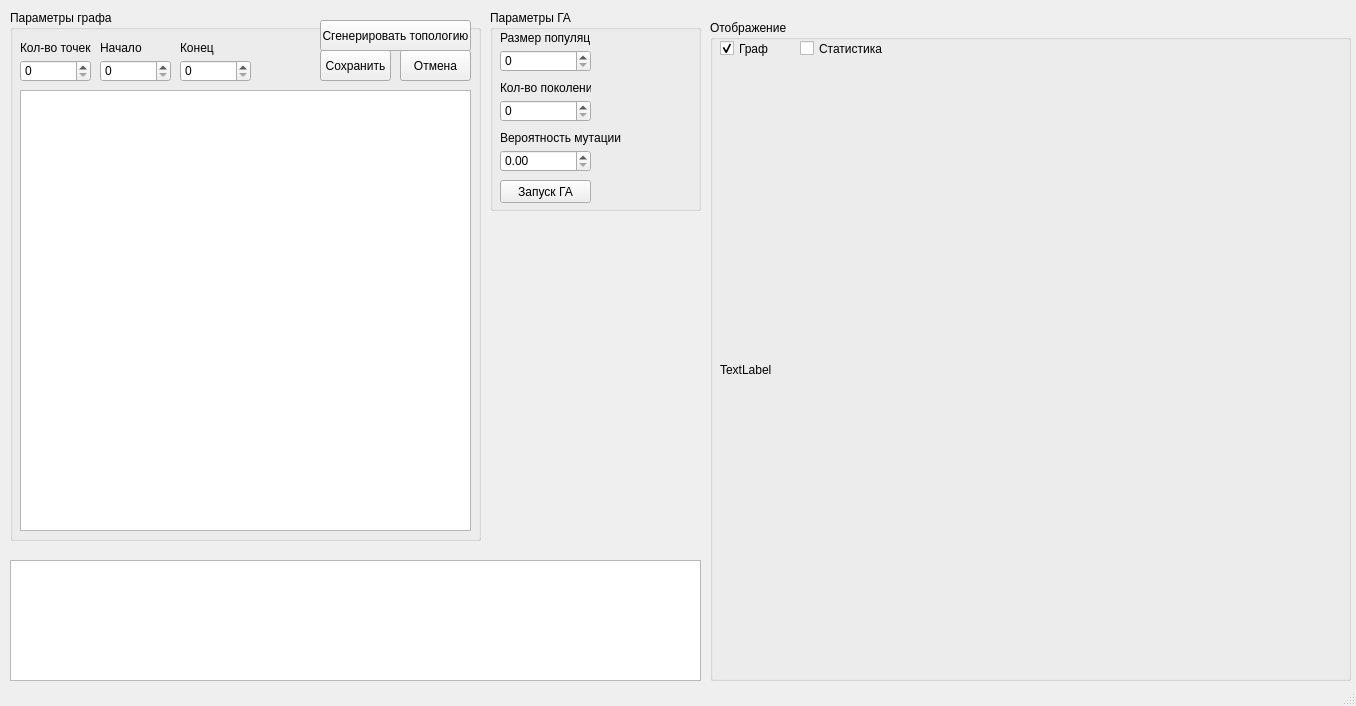
Old version of the form LW_1/Form.ui in the repository GongniR/DoIS.
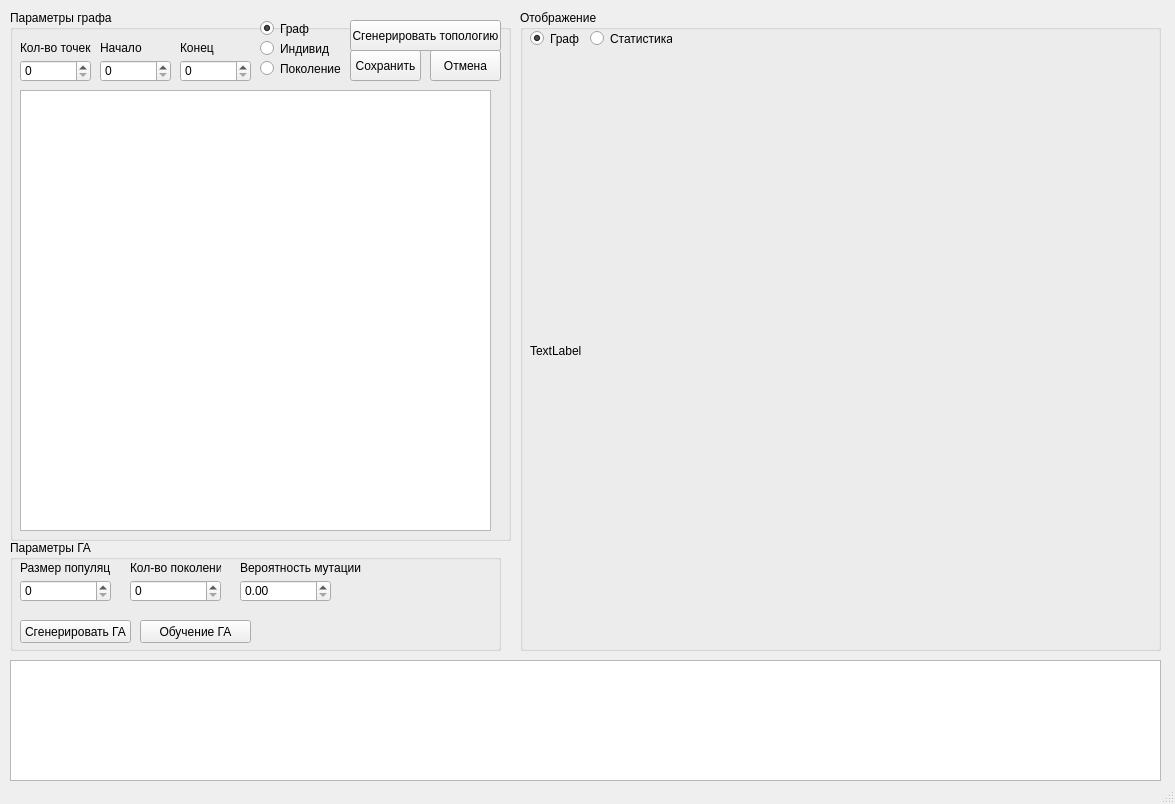
New version of the form.

Commit message: Добавлена таблица отображения инд

Patch:
```diff
--- a/LW_1/Form.ui
+++ b/LW_1/Form.ui
@@ -6,8 +6,8 @@
    <rect>
     <x>0</x>
     <y>0</y>
-    <width>1356</width>
-    <height>706</height>
+    <width>1175</width>
+    <height>804</height>
    </rect>
   </property>
   <property name="windowTitle">
@@ -17,10 +17,10 @@
    <widget class="QGroupBox" name="groupBox">
     <property name="geometry">
      <rect>
-      <x>490</x>
-      <y>10</y>
-      <width>211</width>
-      <height>201</height>
+      <x>10</x>
+      <y>540</y>
+      <width>491</width>
+      <height>111</height>
      </rect>
     </property>
     <property name="title">
@@ -55,8 +55,8 @@
     <widget class="QLabel" name="label_2">
      <property name="geometry">
       <rect>
-       <x>10</x>
-       <y>70</y>
+       <x>120</x>
+       <y>20</y>
        <width>91</width>
        <height>16</height>
       </rect>
@@ -68,8 +68,8 @@
     <widget class="QSpinBox" name="Count_General_spinBox">
      <property name="geometry">
       <rect>
-       <x>10</x>
-       <y>90</y>
+       <x>120</x>
+       <y>40</y>
        <width>91</width>
        <height>22</height>
       </rect>
@@ -81,8 +81,8 @@
     <widget class="QLabel" name="label_6">
      <property name="geometry">
       <rect>
-       <x>10</x>
-       <y>120</y>
+       <x>230</x>
+       <y>20</y>
        <width>121</width>
        <height>16</height>
       </rect>
@@ -94,8 +94,8 @@
     <widget class="QDoubleSpinBox" name="Mutantion_doubleSpinBox">
      <property name="geometry">
       <rect>
-       <x>10</x>
-       <y>140</y>
+       <x>230</x>
+       <y>40</y>
        <width>91</width>
        <height>22</height>
       </rect>
@@ -107,17 +107,30 @@
       <double>0.500000000000000</double>
      </property>
     </widget>
-    <widget class="QPushButton" name="Start_GA_pushButton">
+    <widget class="QPushButton" name="Train_GA_pushButton">
+     <property name="geometry">
+      <rect>
+       <x>130</x>
+       <y>80</y>
+       <width>111</width>
+       <height>23</height>
+      </rect>
+     </property>
+     <property name="text">
+      <string>Обучение ГА</string>
+     </property>
+    </widget>
+    <widget class="QPushButton" name="Create_GA_pushButton">
      <property name="geometry">
       <rect>
        <x>10</x>
-       <y>170</y>
-       <width>91</width>
+       <y>80</y>
+       <width>111</width>
        <height>23</height>
       </rect>
      </property>
      <property name="text">
-      <string>Запуск ГА</string>
+      <string>Сгенерировать ГА</string>
      </property>
     </widget>
    </widget>
@@ -126,7 +139,7 @@
      <rect>
       <x>10</x>
       <y>10</y>
-      <width>471</width>
+      <width>501</width>
       <height>531</height>
      </rect>
     </property>
@@ -162,7 +175,7 @@
     <widget class="QPushButton" name="Generate_graph_pushButton">
      <property name="geometry">
       <rect>
-       <x>310</x>
+       <x>340</x>
        <y>10</y>
        <width>151</width>
        <height>31</height>
@@ -175,7 +188,7 @@
     <widget class="QPushButton" name="Save_Graph_pushButton">
      <property name="geometry">
       <rect>
-       <x>310</x>
+       <x>340</x>
        <y>40</y>
        <width>71</width>
        <height>31</height>
@@ -242,7 +255,7 @@
       <rect>
        <x>10</x>
        <y>80</y>
-       <width>451</width>
+       <width>471</width>
        <height>441</height>
       </rect>
      </property>
@@ -250,7 +263,7 @@
     <widget class="QPushButton" name="Back_Graph_pushButton">
      <property name="geometry">
       <rect>
-       <x>390</x>
+       <x>420</x>
        <y>40</y>
        <width>71</width>
        <height>31</height>
@@ -260,24 +273,56 @@
       <string>Отмена</string>
      </property>
     </widget>
-   </widget>
-   <widget class="QTextEdit" name="Log_textEdit">
-    <property name="geometry">
-     <rect>
-      <x>10</x>
-      <y>560</y>
-      <width>691</width>
-      <height>121</height>
-     </rect>
-    </property>
+    <widget class="QRadioButton" name="Graph_radioButton">
+     <property name="geometry">
+      <rect>
+       <x>250</x>
+       <y>10</y>
+       <width>51</width>
+       <height>17</height>
+      </rect>
+     </property>
+     <property name="text">
+      <string>Граф</string>
+     </property>
+     <property name="checked">
+      <bool>true</bool>
+     </property>
+    </widget>
+    <widget class="QRadioButton" name="Ind_radioButton">
+     <property name="geometry">
+      <rect>
+       <x>250</x>
+       <y>30</y>
+       <width>71</width>
+       <height>17</height>
+      </rect>
+     </property>
+     <property name="text">
+      <string>Индивид </string>
+     </property>
+    </widget>
+    <widget class="QRadioButton" name="Generation_radioButton">
+     <property name="geometry">
+      <rect>
+       <x>250</x>
+       <y>50</y>
+       <width>81</width>
+       <height>17</height>
+      </rect>
+     </property>
+     <property name="text">
+      <string>Поколение</string>
+     </property>
+    </widget>
    </widget>
    <widget class="QGroupBox" name="groupBox_3">
     <property name="geometry">
      <rect>
-      <x>710</x>
-      <y>20</y>
+      <x>520</x>
+      <y>10</y>
       <width>641</width>
-      <height>661</height>
+      <height>641</height>
      </rect>
     </property>
     <property name="title">
@@ -288,20 +333,20 @@
       <rect>
        <x>10</x>
        <y>50</y>
-       <width>600</width>
-       <height>600</height>
+       <width>621</width>
+       <height>581</height>
       </rect>
      </property>
      <property name="text">
       <string>TextLabel</string>
      </property>
     </widget>
-    <widget class="QCheckBox" name="Graph_view_checkBox">
+    <widget class="QRadioButton" name="Graph_view_radioButton">
      <property name="geometry">
       <rect>
        <x>10</x>
        <y>20</y>
-       <width>70</width>
+       <width>82</width>
        <height>17</height>
       </rect>
      </property>
@@ -315,12 +360,12 @@
       <bool>true</bool>
      </property>
     </widget>
-    <widget class="QCheckBox" name="Statistics_view_checkBox_2">
+    <widget class="QRadioButton" name="Statistics_view_radioButton">
      <property name="geometry">
       <rect>
-       <x>90</x>
+       <x>70</x>
        <y>20</y>
-       <width>91</width>
+       <width>82</width>
        <height>17</height>
       </rect>
      </property>
@@ -329,6 +374,16 @@
      </property>
     </widget>
    </widget>
+   <widget class="QTextEdit" name="Log_textEdit">
+    <property name="geometry">
+     <rect>
+      <x>10</x>
+      <y>660</y>
+      <width>1151</width>
+      <height>121</height>
+     </rect>
+    </property>
+   </widget>
   </widget>
   <widget class="QStatusBar" name="statusbar"/>
  </widget>
```
Left out of the diff: 3 changed lines with no effect on the pictures. The commit also changes 2 other files.
